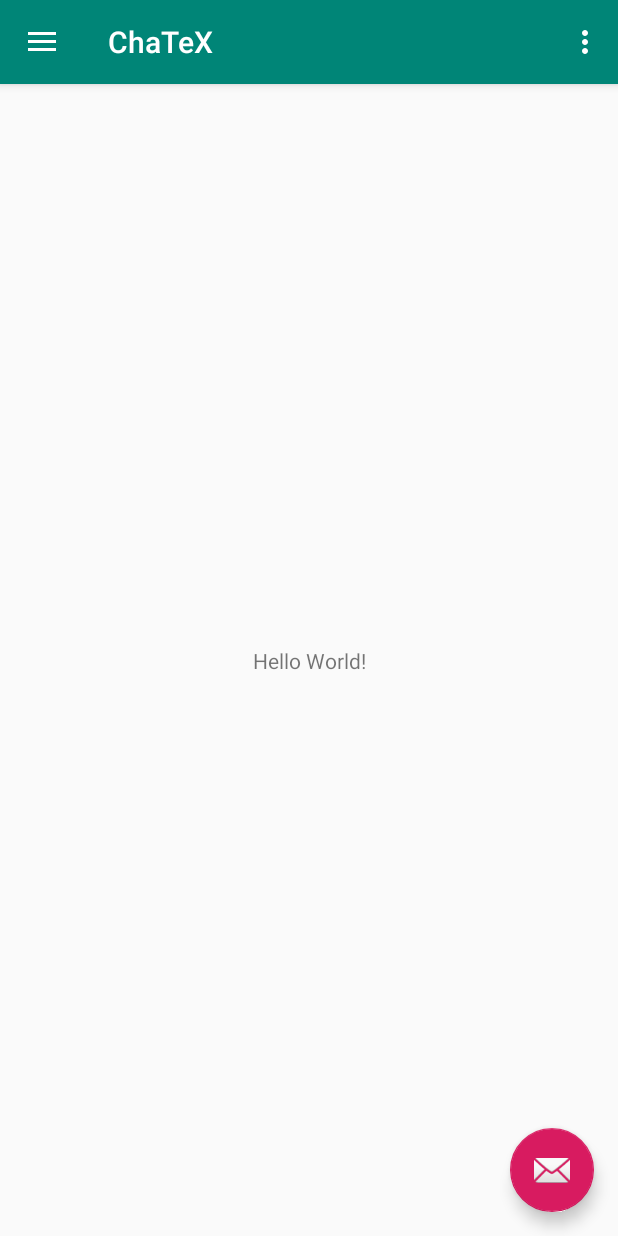
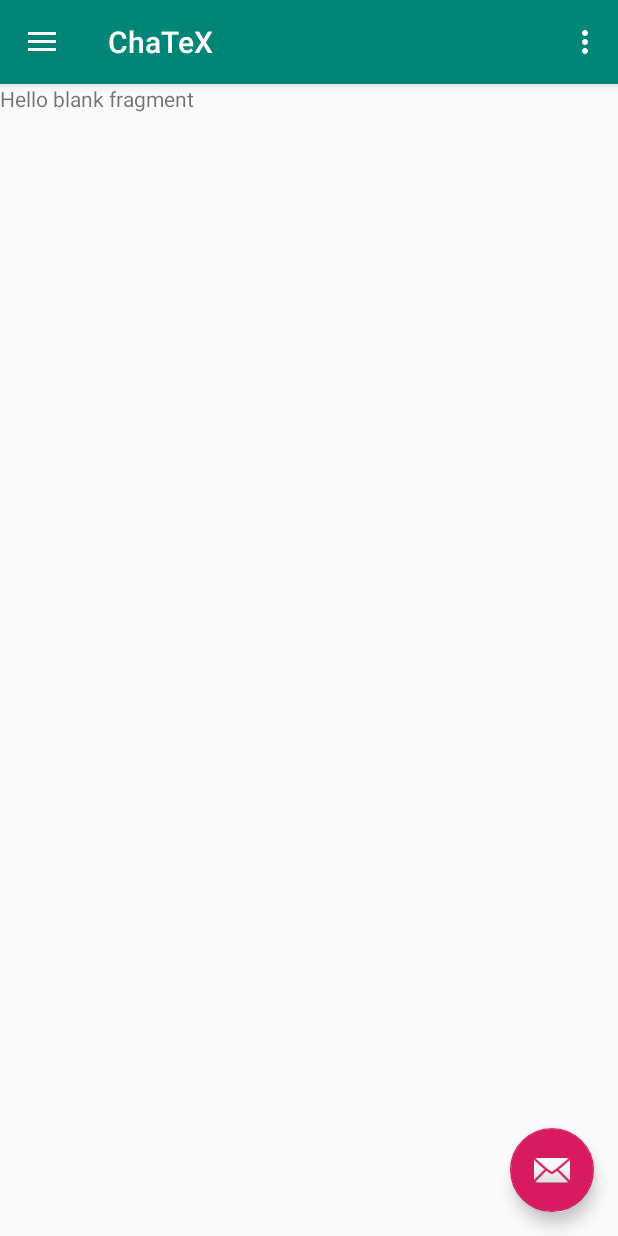
Before and after one commit to theoctober19th/ChaTeX-v2.0, an Android app: the screen it shows after launch (MainActivity), in the side drawer, after a tap on "Send", on a phone screen of 412 x 824 dp. Run offline under Robolectric (Android 15) with nearby library versions, the phone set to English and light mode, and no system bars; 1 statement that could not run was skipped.

```diff
--- a/app/src/main/AndroidManifest.xml
+++ b/app/src/main/AndroidManifest.xml
@@ -1,6 +1,11 @@
 <?xml version="1.0" encoding="utf-8"?>
 <manifest xmlns:android="http://schemas.android.com/apk/res/android"
     package="com.thecoffeecoders.chatex">
+
+    <!-- To auto-complete the email text field in the login form with the user's emails -->
+    <uses-permission android:name="android.permission.GET_ACCOUNTS" />
+    <uses-permission android:name="android.permission.READ_PROFILE" />
+    <uses-permission android:name="android.permission.READ_CONTACTS" />
 
     <application
         android:allowBackup="true"
--- a/app/src/main/java/com/thecoffeecoders/chatex/MainActivity.java
+++ b/app/src/main/java/com/thecoffeecoders/chatex/MainActivity.java
@@ -1,8 +1,12 @@
 package com.thecoffeecoders.chatex;
 
+import android.net.Uri;
 import android.os.Bundle;
 import android.support.design.widget.FloatingActionButton;
 import android.support.design.widget.Snackbar;
+import android.support.v4.app.Fragment;
+import android.support.v4.app.FragmentManager;
+import android.support.v4.app.FragmentTransaction;
 import android.view.View;
 import android.support.design.widget.NavigationView;
 import android.support.v4.view.GravityCompat;
@@ -13,8 +17,17 @@ import android.support.v7.widget.Toolbar;
 import android.view.Menu;
 import android.view.MenuItem;
 
+import com.thecoffeecoders.chatex.fragments.ChatFragment;
+import com.thecoffeecoders.chatex.fragments.FriendsFragment;
+import com.thecoffeecoders.chatex.fragments.GroupsFragment;
+import com.thecoffeecoders.chatex.fragments.RequestsFragment;
+
 public class MainActivity extends AppCompatActivity
-        implements NavigationView.OnNavigationItemSelectedListener {
+        implements NavigationView.OnNavigationItemSelectedListener,
+        ChatFragment.OnFragmentInteractionListener,
+        FriendsFragment.OnFragmentInteractionListener,
+        GroupsFragment.OnFragmentInteractionListener,
+        RequestsFragment.OnFragmentInteractionListener {
 
     @Override
     protected void onCreate(Bundle savedInstanceState) {
@@ -80,22 +93,37 @@ public class MainActivity extends AppCompatActivity
         // Handle navigation view item clicks here.
         int id = item.getItemId();
 
-        if (id == R.id.nav_camera) {
-            // Handle the camera action
-        } else if (id == R.id.nav_gallery) {
+        Fragment fragment = null;
 
-        } else if (id == R.id.nav_slideshow) {
-
-        } else if (id == R.id.nav_manage) {
-
+        if (id == R.id.nav_chats) {
+            //ChatFragment
+            fragment = new ChatFragment();
+        } else if (id == R.id.nav_friends) {
+            //FriendsFragment
+            fragment = new FriendsFragment();
+        } else if (id == R.id.nav_group) {
+            //GroupFragment
+            fragment = new GroupsFragment();
+        } else if (id == R.id.nav_requests) {
+            //RequestsFragment
+            fragment = new RequestsFragment();
         } else if (id == R.id.nav_share) {
 
         } else if (id == R.id.nav_send) {
 
         }
 
+        FragmentTransaction fragmentTransaction = getSupportFragmentManager().beginTransaction();
+        fragmentTransaction.replace(R.id.navdrawer_screen_area, fragment);
+        fragmentTransaction.commit();
+
         DrawerLayout drawer = (DrawerLayout) findViewById(R.id.drawer_layout);
         drawer.closeDrawer(GravityCompat.START);
         return true;
     }
+
+    @Override
+    public void onFragmentInteraction(Uri uri) {
+
+    }
 }
--- a/app/src/main/res/layout/content_main.xml
+++ b/app/src/main/res/layout/content_main.xml
@@ -1,5 +1,5 @@
 <?xml version="1.0" encoding="utf-8"?>
-<android.support.constraint.ConstraintLayout xmlns:android="http://schemas.android.com/apk/res/android"
+<RelativeLayout xmlns:android="http://schemas.android.com/apk/res/android"
     xmlns:app="http://schemas.android.com/apk/res-auto"
     xmlns:tools="http://schemas.android.com/tools"
     android:layout_width="match_parent"
@@ -8,13 +8,9 @@
     tools:context=".MainActivity"
     tools:showIn="@layout/app_bar_main">
 
-    <TextView
-        android:layout_width="wrap_content"
-        android:layout_height="wrap_content"
-        android:text="Hello World!"
-        app:layout_constraintBottom_toBottomOf="parent"
-        app:layout_constraintLeft_toLeftOf="parent"
-        app:layout_constraintRight_toRightOf="parent"
-        app:layout_constraintTop_toTopOf="parent" />
+    <FrameLayout
+        android:id="@+id/navdrawer_screen_area"
+        android:layout_width="match_parent"
+        android:layout_height="match_parent"></FrameLayout>
 
-</android.support.constraint.ConstraintLayout>
+</RelativeLayout>
--- a/app/src/main/res/menu/activity_main_drawer.xml
+++ b/app/src/main/res/menu/activity_main_drawer.xml
@@ -5,21 +5,21 @@
 
     <group android:checkableBehavior="single">
         <item
-            android:id="@+id/nav_camera"
-            android:icon="@drawable/ic_menu_camera"
-            android:title="Import" />
+            android:id="@+id/nav_chats"
+            android:icon="@drawable/ic_chat_bubbles"
+            android:title="Chats" />
         <item
-            android:id="@+id/nav_gallery"
-            android:icon="@drawable/ic_menu_gallery"
-            android:title="Gallery" />
+            android:id="@+id/nav_friends"
+            android:icon="@drawable/ic_friends_connect"
+            android:title="Friends" />
         <item
-            android:id="@+id/nav_slideshow"
-            android:icon="@drawable/ic_menu_slideshow"
-            android:title="Slideshow" />
+            android:id="@+id/nav_requests"
+            android:icon="@drawable/ic_friend_request"
+            android:title="Requests" />
         <item
-            android:id="@+id/nav_manage"
-            android:icon="@drawable/ic_menu_manage"
-            android:title="Tools" />
+            android:id="@+id/nav_group"
+            android:icon="@drawable/ic_group_chat"
+            android:title="Group" />
     </group>
 
     <item android:title="Communicate">
--- a/app/src/main/res/values/strings.xml
+++ b/app/src/main/res/values/strings.xml
@@ -6,4 +6,20 @@
     <string name="nav_header_subtitle">android.studio@android.com</string>
     <string name="nav_header_desc">Navigation header</string>
     <string name="action_settings">Settings</string>
+    <string name="title_activity_login">Sign in</string>
+    <!-- Strings related to login -->
+    <string name="prompt_email">Email</string>
+    <string name="prompt_password">Password (optional)</string>
+    <string name="action_sign_in">Sign in or register</string>
+    <string name="action_sign_in_short">Sign in</string>
+    <string name="error_invalid_email">This email address is invalid</string>
+    <string name="error_invalid_password">This password is too short</string>
+    <string name="error_incorrect_password">This password is incorrect</string>
+    <string name="error_field_required">This field is required</string>
+    <string name="permission_rationale">"Contacts permissions are needed for providing email
+        completions."
+    </string>
+
+    <!-- TODO: Remove or change this placeholder text -->
+    <string name="hello_blank_fragment">Hello blank fragment</string>
 </resources>
```
